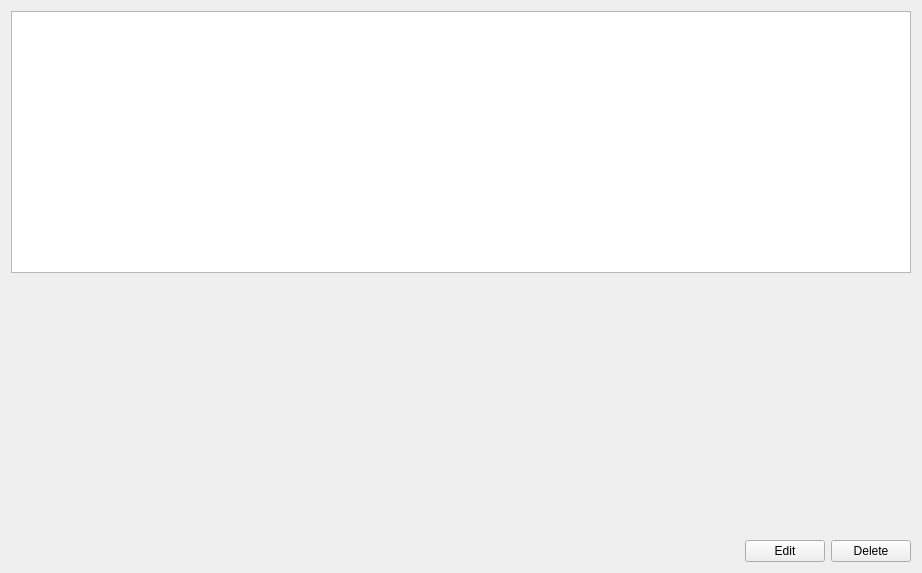
Qt form ui/qt/HomePage.ui (IwanIDev/cs-unit5) before a commit.
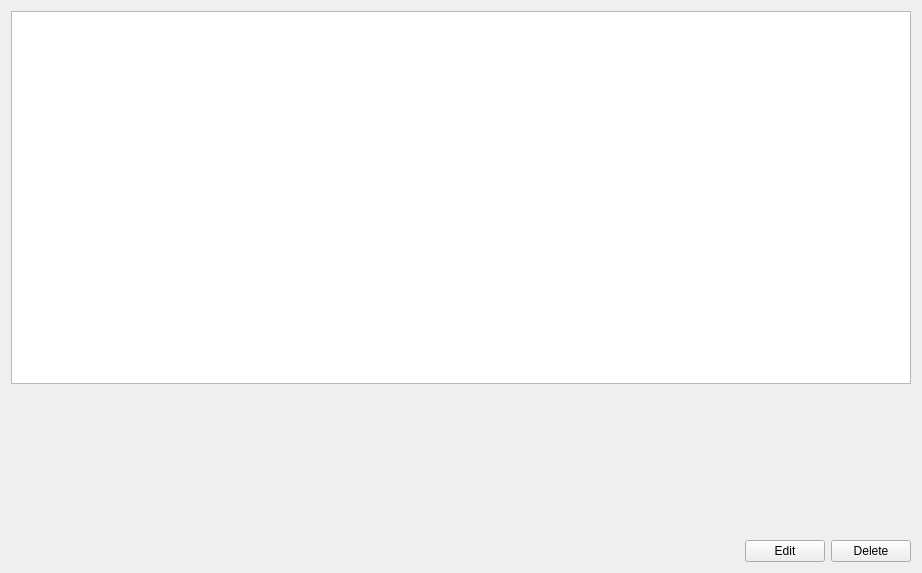
The same form after that commit.

```diff
--- a/ui/qt/HomePage.ui
+++ b/ui/qt/HomePage.ui
@@ -15,17 +15,20 @@
   </property>
   <layout class="QVBoxLayout" name="verticalLayout">
    <item>
-    <widget class="QListWidget" name="listWidget"/>
+    <widget class="QTableWidget" name="books"/>
    </item>
    <item>
     <spacer name="verticalSpacer">
      <property name="orientation">
       <enum>Qt::Vertical</enum>
      </property>
+     <property name="sizeType">
+      <enum>QSizePolicy::Maximum</enum>
+     </property>
      <property name="sizeHint" stdset="0">
       <size>
        <width>20</width>
-       <height>60</height>
+       <height>150</height>
       </size>
      </property>
     </spacer>
```
